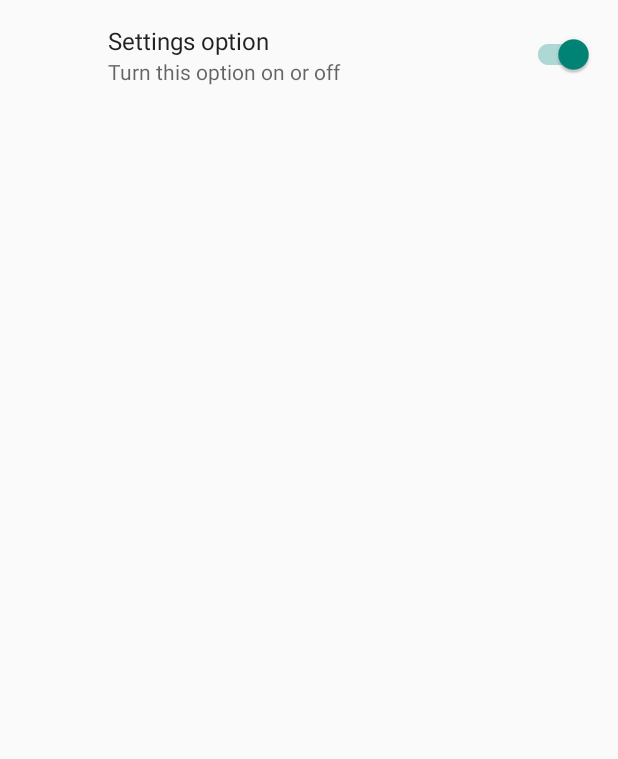
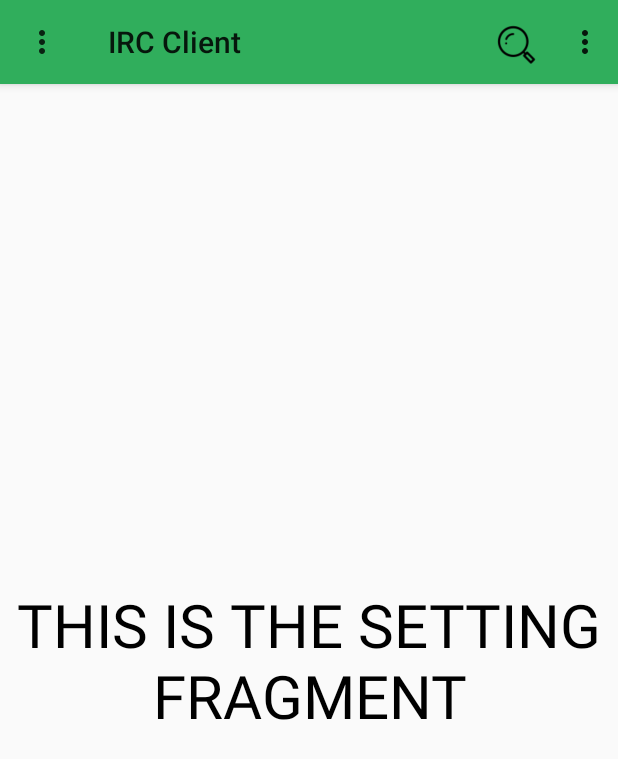
Before and after one commit to vutruong99/IRC_Client, an Android app: the MainActivity screen opened directly, with no data from a screen before it, in the side drawer, after a tap on "Settings", on a phone screen of 412 x 824 dp. Shown: the top 759 px of the screen. Run offline under Robolectric (Android 15) with nearby library versions, the phone set to English and light mode, and no system bars; 1 statement that could not run was skipped.

Commit message:
Revert "Add Setting Activity"

```diff
--- a/IRCClient/app/build.gradle
+++ b/IRCClient/app/build.gradle
@@ -30,5 +30,4 @@ dependencies {
     androidTestImplementation 'com.android.support.test.espresso:espresso-core:3.0.2'
     implementation 'com.android.support:recyclerview-v7:28.0.0'
     implementation 'com.android.support:design:28.0.0'
-    implementation 'com.android.support:preference-v7:28.0.0'
 }
--- a/IRCClient/app/src/main/AndroidManifest.xml
+++ b/IRCClient/app/src/main/AndroidManifest.xml
@@ -3,15 +3,14 @@
     package="com.example.ircclient">
 
     <application
+        android:windowSoftInputMode="adjustResize"
         android:allowBackup="true"
         android:icon="@mipmap/ic_launcher"
         android:label="@string/app_name"
         android:roundIcon="@mipmap/ic_launcher_round"
         android:supportsRtl="true"
-        android:theme="@style/Theme.AppCompat.Light.NoActionBar"
-        android:windowSoftInputMode="adjustResize">
-        <activity android:name=".SettingActivity"></activity>
-        <activity android:name=".MainActivity" />
+        android:theme="@style/Theme.AppCompat.Light.NoActionBar">
+        <activity android:name=".MainActivity"></activity>
         <activity android:name=".LogInActivity">
             <intent-filter>
                 <action android:name="android.intent.action.MAIN" />
--- a/IRCClient/app/src/main/java/com/example/ircclient/MainActivity.java
+++ b/IRCClient/app/src/main/java/com/example/ircclient/MainActivity.java
@@ -136,13 +136,10 @@ public class MainActivity extends AppCompatActivity implements NavigationView.On
         }
 
         else if (id == R.id.settings) {
-//            SettingFragment settingFragment = new SettingFragment();
-//            FragmentTransaction fragmentTransaction = getSupportFragmentManager().beginTransaction();
-//            fragmentTransaction.replace(R.id.layout_for_fragments, settingFragment, "Setting Fragment");
-//            fragmentTransaction.commit();
-            Intent intent = new Intent(this, SettingActivity.class);
-            startActivity(intent);
-            return true;
+            SettingFragment settingFragment = new SettingFragment();
+            FragmentTransaction fragmentTransaction = getSupportFragmentManager().beginTransaction();
+            fragmentTransaction.replace(R.id.layout_for_fragments, settingFragment, "Setting Fragment");
+            fragmentTransaction.commit();
         }
 
         else if (id == R.id.about) {
--- a/IRCClient/app/src/main/java/com/example/ircclient/SettingActivity.java
+++ /dev/null
@@ -1,15 +0,0 @@
-package com.example.ircclient;
-
-import android.support.v7.app.AppCompatActivity;
-import android.os.Bundle;
-
-public class SettingActivity extends AppCompatActivity {
-
-    @Override
-    protected void onCreate(Bundle savedInstanceState) {
-        super.onCreate(savedInstanceState);
-        getSupportFragmentManager().beginTransaction()
-                .replace(android.R.id.content, new SettingFragment())
-                .commit();
-    }
-}
--- a/IRCClient/app/src/main/java/com/example/ircclient/SettingFragment.java
+++ b/IRCClient/app/src/main/java/com/example/ircclient/SettingFragment.java
@@ -3,23 +3,27 @@ package com.example.ircclient;
 
 import android.os.Bundle;
 import android.support.v4.app.Fragment;
-import android.support.v7.preference.PreferenceFragmentCompat;
 import android.view.LayoutInflater;
 import android.view.View;
 import android.view.ViewGroup;
-import android.widget.TextView;
 
 
-
-public class SettingFragment extends PreferenceFragmentCompat {
-
-    @Override
-    public void onCreatePreferences(Bundle savedInstanceState, String rootKey) {
-        setPreferencesFromResource(R.xml.preference, rootKey);
-    }
+/**
+ * A simple {@link Fragment} subclass.
+ */
+public class SettingFragment extends Fragment {
 
 
     public SettingFragment() {
         // Required empty public constructor
     }
+
+
+    @Override
+    public View onCreateView(LayoutInflater inflater, ViewGroup container,
+                             Bundle savedInstanceState) {
+        // Inflate the layout for this fragment
+        return inflater.inflate(R.layout.fragment_setting, container, false);
+    }
+
 }
--- a/IRCClient/app/src/main/res/values/strings.xml
+++ b/IRCClient/app/src/main/res/values/strings.xml
@@ -6,10 +6,6 @@
     <string name="open">Open</string>
     <string name="close">Close</string>
 
-    <!-- Settings -->
-    <string name="switch_title">Settings option</string>
-    <string name="switch_summary">Turn this option on or off</string>
-
     <!-- TODO: Remove or change this placeholder text -->
     <string name="hello_blank_fragment">Hello blank fragment</string>
 </resources>
--- a/IRCClient/app/src/main/res/values/styles.xml
+++ b/IRCClient/app/src/main/res/values/styles.xml
@@ -6,7 +6,6 @@
         <item name="colorPrimary">@color/colorPrimary</item>
         <item name="colorPrimaryDark">@color/colorPrimaryDark</item>
         <item name="colorAccent">@color/colorAccent</item>
-        <item name="preferenceTheme">@style/PreferenceThemeOverlay</item>
     </style>
 
 </resources>
--- a/IRCClient/app/src/main/res/xml/preference.xml
+++ /dev/null
@@ -1,8 +0,0 @@
-<?xml version="1.0" encoding="utf-8"?>
-<PreferenceScreen xmlns:android="http://schemas.android.com/apk/res/android">
-    <android.support.v7.preference.SwitchPreferenceCompat
-        android:defaultValue="true"
-        android:key="example_switch"
-        android:summary="@string/switch_summary"
-        android:title="@string/switch_title" />
-</PreferenceScreen>
```
